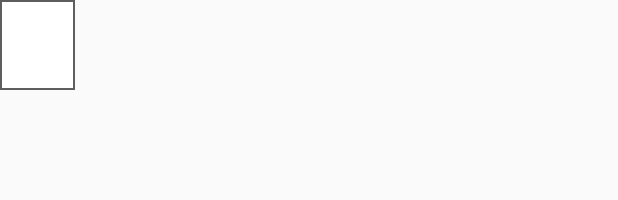
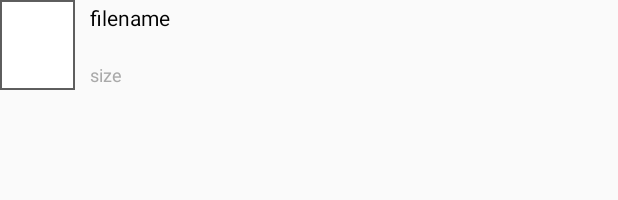
Before and after one commit to deadwi/Viewer, an Android app: the layout file_item.xml on its own in the app's theme, with its tools: preview values and no code run, on a phone screen of 412 x 824 dp. Shown: the top 200 px of the screen. Run offline under Robolectric (Android 15) with nearby library versions, the phone set to English and light mode, and no system bars.

Commit message:
* 옵션 저장 및 목록 처리 수정

```diff
--- a/app/src/main/java/net/deadwi/library/FreeImageWrapper.java
+++ b/app/src/main/java/net/deadwi/library/FreeImageWrapper.java
@@ -69,6 +69,8 @@ public class FreeImageWrapper
                 return 3;
             case Option.RESIZE_METHOD_CATMULLROM:
                 return 4;
+            case Option.RESIZE_METHOD_LANCZOS3:
+                return 5;
         }
         return 0;
     }
--- a/app/src/main/java/net/deadwi/viewer/OptionActivity.java
+++ b/app/src/main/java/net/deadwi/viewer/OptionActivity.java
@@ -100,6 +100,9 @@ public class OptionActivity  extends AppCompatActivity
             case Option.RESIZE_METHOD_CATMULLROM:
                 ((RadioButton) findViewById(R.id.radioMethod4)).setChecked(true);
                 break;
+            case Option.RESIZE_METHOD_LANCZOS3:
+                ((RadioButton) findViewById(R.id.radioMethod5)).setChecked(true);
+                break;
             case Option.RESIZE_METHOD_BILINEAR:
             default:
                 ((RadioButton) findViewById(R.id.radioMethod2)).setChecked(true);
@@ -131,6 +134,8 @@ public class OptionActivity  extends AppCompatActivity
             Option.getInstance().setResizeMethodOption(Option.RESIZE_METHOD_BSPLINE);
         else if(((RadioButton) findViewById(R.id.radioMethod4)).isChecked())
             Option.getInstance().setResizeMethodOption(Option.RESIZE_METHOD_CATMULLROM);
+        else if(((RadioButton) findViewById(R.id.radioMethod5)).isChecked())
+            Option.getInstance().setResizeMethodOption(Option.RESIZE_METHOD_LANCZOS3);
         else
             Option.getInstance().setResizeMethodOption(Option.RESIZE_METHOD_BILINEAR);
 
--- a/app/src/main/res/layout/activity_fullscreen.xml
+++ b/app/src/main/res/layout/activity_fullscreen.xml
@@ -80,7 +80,8 @@
                 android:singleLine="true"
                 android:gravity="center|center_vertical"
                 android:layout_marginRight="5dp"
-                android:layout_marginBottom="5dp" />
+                android:layout_marginBottom="5dp"
+                android:textColor="@android:color/black" />
 
             <Button
                 android:layout_width="90dp"
--- a/app/src/main/res/layout/file_item.xml
+++ b/app/src/main/res/layout/file_item.xml
@@ -15,14 +15,44 @@
             android:id="@+id/textHead"
             android:background="@drawable/border"
             android:textAlignment="center"
-            android:textSize="30sp" />
+            android:textSize="30sp"
+            android:singleLine="true"
+            android:gravity="center"
+            android:layout_gravity="center|top" />
 
-        <TextView
-            android:id="@+id/text"
+        <LinearLayout
+            android:orientation="vertical"
             android:layout_width="fill_parent"
-            android:layout_height="match_parent"
-            android:textAppearance="?android:attr/textAppearanceInverse"
-            android:textColor="#000000" />
+            android:layout_height="fill_parent">
+
+            <TextView
+                android:id="@+id/text"
+                android:layout_width="fill_parent"
+                android:layout_height="wrap_content"
+                android:textAppearance="?android:attr/textAppearanceInverse"
+                android:textColor="#000000"
+                android:paddingLeft="10dp"
+                android:paddingRight="5dp"
+                android:paddingTop="2dp"
+                android:paddingBottom="2dp"
+                android:height="30dp"
+                android:text="filename" />
+
+            <TextView
+                android:id="@+id/textInfo"
+                android:layout_width="fill_parent"
+                android:layout_height="wrap_content"
+                android:textAppearance="?android:attr/textAppearanceInverse"
+                android:textColor="@android:color/darker_gray"
+                android:paddingLeft="10dp"
+                android:paddingRight="5dp"
+                android:paddingTop="2dp"
+                android:paddingBottom="2dp"
+                android:height="30dp"
+                android:textSize="12sp"
+                android:text="size"
+                android:gravity="bottom" />
+        </LinearLayout>
 
     </LinearLayout>
 
--- a/app/src/main/res/values/strings.xml
+++ b/app/src/main/res/values/strings.xml
@@ -13,4 +13,5 @@
     <string name="MESSAGE_FIRST_PAGE">첫번째 페이지</string>
     <string name="BUTTON_OK">OK</string>
     <string name="BUTTON_CANCEL">Cancel</string>
+    <string name="MESSAGE_NO_IMAGE">이미지가 없습니다</string>
 </resources>
```
Also changed, not shown: app/src/main/java/net/deadwi/viewer/CustomAdapter.java (+27 -2 lines), app/src/main/java/net/deadwi/viewer/FastImageActivity.java (+20 -3 lines), app/src/main/java/net/deadwi/viewer/FileManager.java (+23 -1 lines), app/src/main/java/net/deadwi/viewer/FullscreenActivity.java (+48 -7 lines), app/src/main/java/net/deadwi/viewer/Option.java (+20 -0 lines), app/src/main/res/layout/activity_option.xml (+7 -1 lines).
